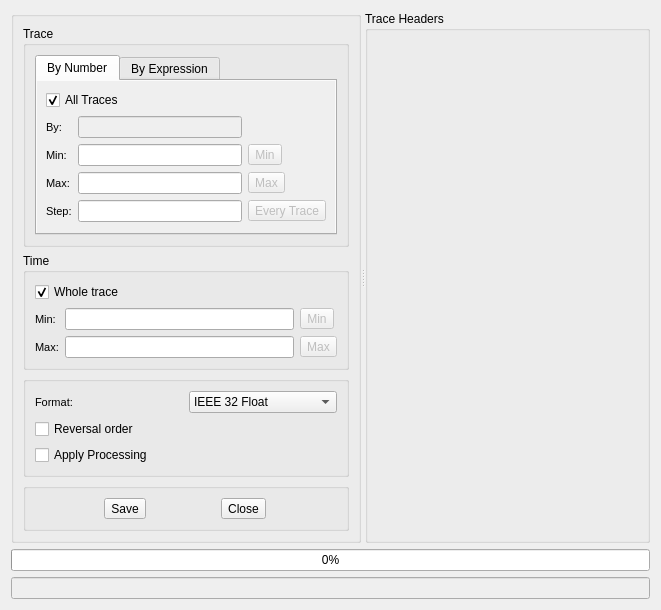
Before: the Qt Designer form SeiSeeMp/saveasdialog.ui in tuoyuangui/SeiSee, drawn with Qt 5.
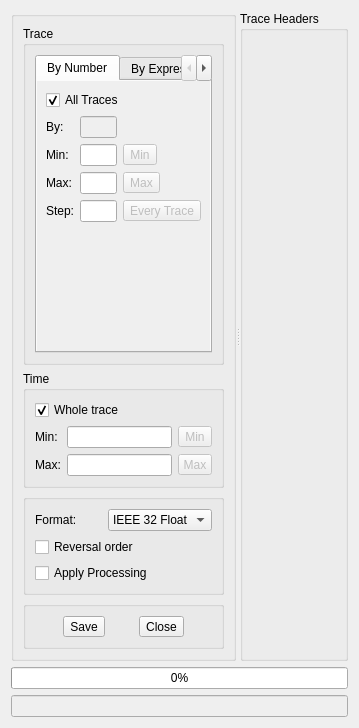
After: the same form once the commit is applied. Icons and pictures are not drawn.

Commit message: 停用高dpi缩放，移除 Qt::AA_EnableHighDpiScaling，而是采用pointsize来绘制界面，对于不同dpi分辨率的显示效果更好，但是这一版图件的对于字体的自适应还没有做好

```diff
--- a/SeiSeeMp/saveasdialog.ui
+++ b/SeiSeeMp/saveasdialog.ui
@@ -2,14 +2,6 @@
 <ui version="4.0">
  <class>SaveAsDialog</class>
  <widget class="QDialog" name="SaveAsDialog">
-  <property name="geometry">
-   <rect>
-    <x>0</x>
-    <y>0</y>
-    <width>661</width>
-    <height>550</height>
-   </rect>
-  </property>
   <property name="windowTitle">
    <string>Save File As</string>
   </property>
@@ -75,11 +67,6 @@
                <layout class="QGridLayout" name="gridLayout">
                 <item row="0" column="0">
                  <widget class="QLabel" name="label_2">
-                  <property name="font">
-                   <font>
-                    <pointsize>8</pointsize>
-                   </font>
-                  </property>
                   <property name="text">
                    <string>By:</string>
                   </property>
@@ -94,11 +81,6 @@
                 </item>
                 <item row="1" column="0">
                  <widget class="QLabel" name="label_3">
-                  <property name="font">
-                   <font>
-                    <pointsize>8</pointsize>
-                   </font>
-                  </property>
                   <property name="text">
                    <string>Min:</string>
                   </property>
@@ -125,11 +107,6 @@
                 </item>
                 <item row="2" column="0">
                  <widget class="QLabel" name="label_4">
-                  <property name="font">
-                   <font>
-                    <pointsize>8</pointsize>
-                   </font>
-                  </property>
                   <property name="text">
                    <string>Max:</string>
                   </property>
@@ -156,11 +133,6 @@
                 </item>
                 <item row="3" column="0">
                  <widget class="QLabel" name="label_5">
-                  <property name="font">
-                   <font>
-                    <pointsize>8</pointsize>
-                   </font>
-                  </property>
                   <property name="text">
                    <string>Step:</string>
                   </property>
@@ -391,11 +363,6 @@
            <layout class="QGridLayout" name="gridLayout_2">
             <item row="0" column="0">
              <widget class="QLabel" name="label_6">
-              <property name="font">
-               <font>
-                <pointsize>8</pointsize>
-               </font>
-              </property>
               <property name="text">
                <string>Min:</string>
               </property>
@@ -422,11 +389,6 @@
             </item>
             <item row="1" column="0">
              <widget class="QLabel" name="label_7">
-              <property name="font">
-               <font>
-                <pointsize>8</pointsize>
-               </font>
-              </property>
               <property name="text">
                <string>Max:</string>
               </property>
@@ -466,11 +428,6 @@
            <layout class="QHBoxLayout" name="horizontalLayout">
             <item>
              <widget class="QLabel" name="label_8">
-              <property name="font">
-               <font>
-                <pointsize>8</pointsize>
-               </font>
-              </property>
               <property name="text">
                <string>Format:</string>
               </property>
```
The commit also changes 23 other files.
